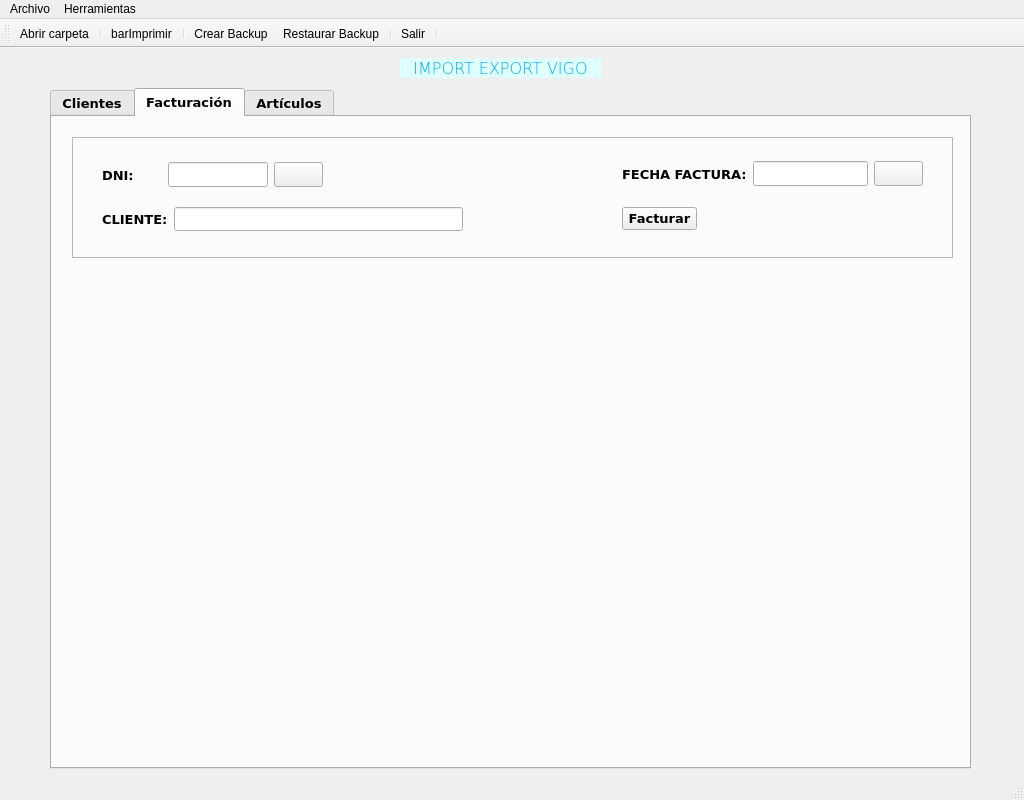
Old version of the form window.ui in the repository beafaro/farocarrera.
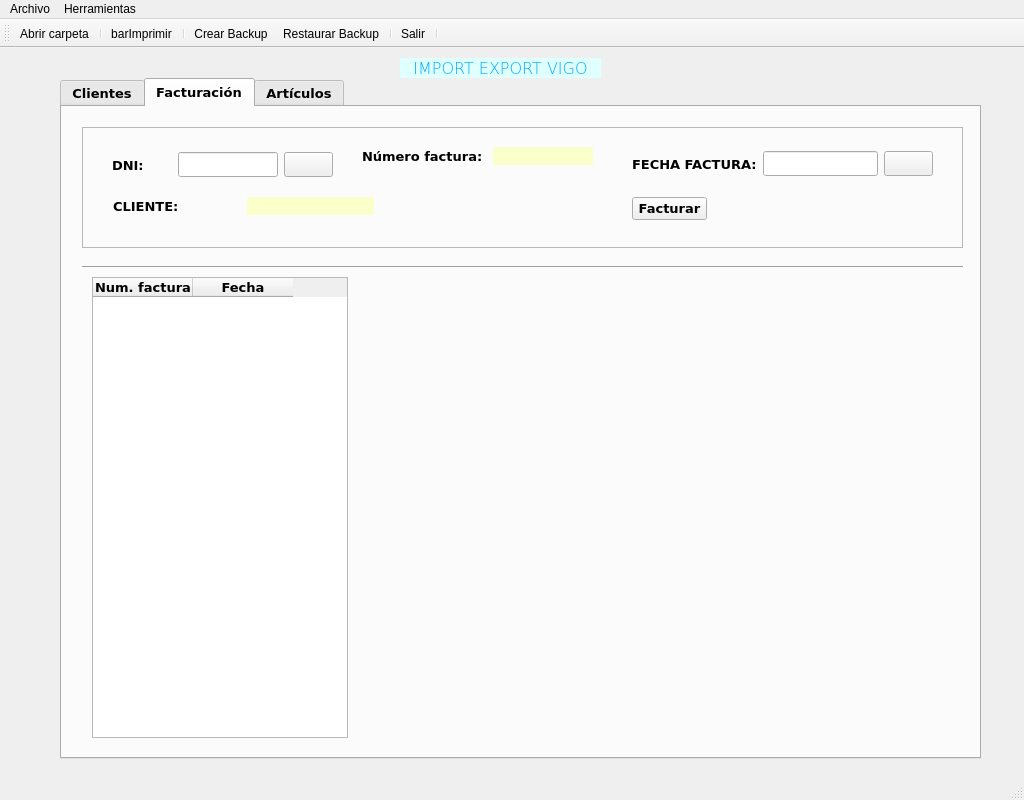
New version of the form. Icons and pictures are not drawn.

Commit message: apartado de facturas

The edit to the form file:
```diff
--- a/window.ui
+++ b/window.ui
@@ -50,8 +50,8 @@
    <widget class="QTabWidget" name="TabPrograma">
     <property name="geometry">
      <rect>
-      <x>50</x>
-      <y>40</y>
+      <x>60</x>
+      <y>30</y>
       <width>921</width>
       <height>681</height>
      </rect>
@@ -978,36 +978,7 @@
         <string>Facturar</string>
        </property>
       </widget>
-      <widget class="QWidget" name="">
-       <property name="geometry">
-        <rect>
-         <x>30</x>
-         <y>70</y>
-         <width>361</width>
-         <height>24</height>
-        </rect>
-       </property>
-       <layout class="QHBoxLayout" name="horizontalLayout_17">
-        <item>
-         <widget class="QLabel" name="label_4">
-          <property name="text">
-           <string>CLIENTE:</string>
-          </property>
-         </widget>
-        </item>
-        <item>
-         <widget class="QLineEdit" name="txtClientefac">
-          <property name="font">
-           <font>
-            <weight>50</weight>
-            <bold>false</bold>
-           </font>
-          </property>
-         </widget>
-        </item>
-       </layout>
-      </widget>
-      <widget class="QWidget" name="">
+      <widget class="QWidget" name="layoutWidget">
        <property name="geometry">
         <rect>
          <x>30</x>
@@ -1076,7 +1047,7 @@
         </item>
        </layout>
       </widget>
-      <widget class="QWidget" name="">
+      <widget class="QWidget" name="layoutWidget">
        <property name="geometry">
         <rect>
          <x>550</x>
@@ -1104,6 +1075,9 @@
             <bold>false</bold>
            </font>
           </property>
+          <property name="alignment">
+           <set>Qt::AlignCenter</set>
+          </property>
          </widget>
         </item>
         <item>
@@ -1138,6 +1112,135 @@
         </item>
        </layout>
       </widget>
+      <widget class="QWidget" name="">
+       <property name="geometry">
+        <rect>
+         <x>31</x>
+         <y>70</y>
+         <width>261</width>
+         <height>18</height>
+        </rect>
+       </property>
+       <layout class="QHBoxLayout" name="horizontalLayout_17">
+        <item>
+         <widget class="QLabel" name="label_4">
+          <property name="maximumSize">
+           <size>
+            <width>16777215</width>
+            <height>22</height>
+           </size>
+          </property>
+          <property name="text">
+           <string>CLIENTE:</string>
+          </property>
+         </widget>
+        </item>
+        <item>
+         <widget class="QLabel" name="lblNomfac">
+          <property name="styleSheet">
+           <string notr="true">background-color: rgb(251, 255, 201);</string>
+          </property>
+          <property name="text">
+           <string/>
+          </property>
+          <property name="scaledContents">
+           <bool>false</bool>
+          </property>
+         </widget>
+        </item>
+       </layout>
+      </widget>
+      <widget class="QWidget" name="">
+       <property name="geometry">
+        <rect>
+         <x>280</x>
+         <y>20</y>
+         <width>231</width>
+         <height>18</height>
+        </rect>
+       </property>
+       <layout class="QHBoxLayout" name="horizontalLayout_18">
+        <item>
+         <widget class="QLabel" name="label_6">
+          <property name="text">
+           <string>Número factura:</string>
+          </property>
+         </widget>
+        </item>
+        <item>
+         <widget class="QLabel" name="lblNumfac">
+          <property name="maximumSize">
+           <size>
+            <width>100</width>
+            <height>100</height>
+           </size>
+          </property>
+          <property name="styleSheet">
+           <string notr="true">background-color: rgb(251, 255, 201);</string>
+          </property>
+          <property name="text">
+           <string/>
+          </property>
+          <property name="scaledContents">
+           <bool>false</bool>
+          </property>
+         </widget>
+        </item>
+       </layout>
+      </widget>
+     </widget>
+     <widget class="Line" name="line_5">
+      <property name="geometry">
+       <rect>
+        <x>20</x>
+        <y>150</y>
+        <width>881</width>
+        <height>21</height>
+       </rect>
+      </property>
+      <property name="orientation">
+       <enum>Qt::Horizontal</enum>
+      </property>
+     </widget>
+     <widget class="QTableWidget" name="tabFacturas">
+      <property name="geometry">
+       <rect>
+        <x>30</x>
+        <y>170</y>
+        <width>256</width>
+        <height>461</height>
+       </rect>
+      </property>
+      <property name="sizeAdjustPolicy">
+       <enum>QAbstractScrollArea::AdjustToContents</enum>
+      </property>
+      <property name="selectionBehavior">
+       <enum>QAbstractItemView::SelectRows</enum>
+      </property>
+      <column>
+       <property name="text">
+        <string>Num. factura</string>
+       </property>
+       <property name="font">
+        <font>
+         <family>Verdana</family>
+         <weight>75</weight>
+         <bold>true</bold>
+        </font>
+       </property>
+      </column>
+      <column>
+       <property name="text">
+        <string>Fecha</string>
+       </property>
+       <property name="font">
+        <font>
+         <family>Verdana</family>
+         <weight>75</weight>
+         <bold>true</bold>
+        </font>
+       </property>
+      </column>
      </widget>
     </widget>
     <widget class="QWidget" name="tab_3">
```
The commit also changes 5 other files.
